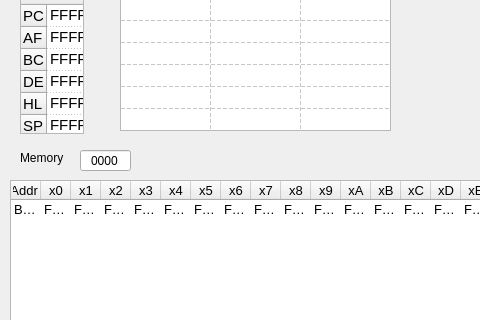
This is projectSrc/form/dbwindow.ui in tlepeche/GBmu as Qt 5 draws it before an edit; both pictures show x 0 to 480 and y 90 to 410 of the 892 by 502 pixel window. The edited form follows.
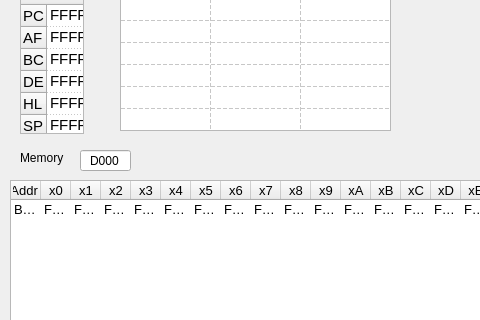
This is the edited form.

Commit message: show next opcode

The edit to the form file:
```diff
--- a/projectSrc/form/dbwindow.ui
+++ b/projectSrc/form/dbwindow.ui
@@ -768,7 +768,7 @@
      </rect>
     </property>
     <property name="text">
-     <string>0000</string>
+     <string>D000</string>
     </property>
     <property name="maxLength">
      <number>4</number>
```
Left out of the diff: 2 changed lines with no effect on the pictures. The commit also changes 2 other files.
